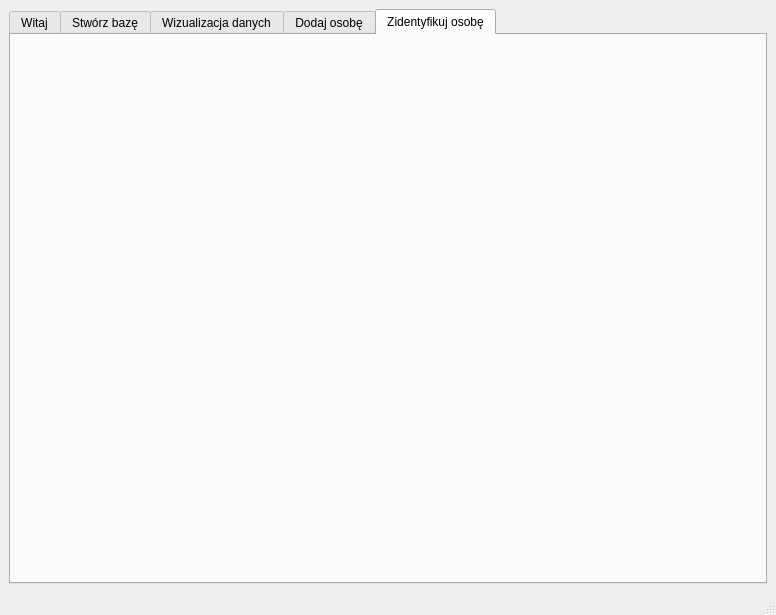
The window that Venv/Scripts/u.ui (p4lewandowski/FaceRecognition) describes before a commit, drawn with Qt 5.
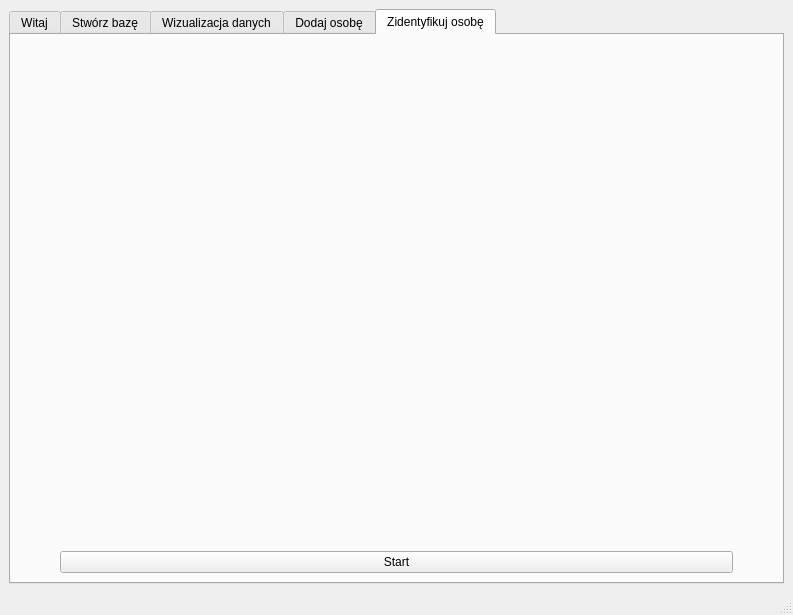
The same window after the commit. The open tabs and pages were chosen to show the change.

```diff
--- a/Venv/Scripts/u.ui
+++ b/Venv/Scripts/u.ui
@@ -6,7 +6,7 @@
    <rect>
     <x>0</x>
     <y>0</y>
-    <width>776</width>
+    <width>793</width>
     <height>615</height>
    </rect>
   </property>
@@ -260,6 +260,73 @@
        <attribute name="title">
         <string>Zidentyfikuj osobę</string>
        </attribute>
+       <layout class="QGridLayout" name="gridLayout_5">
+        <item row="1" column="2">
+         <widget class="QLabel" name="IdentifyFoundLabel">
+          <property name="text">
+           <string/>
+          </property>
+         </widget>
+        </item>
+        <item row="1" column="1">
+         <widget class="QLabel" name="IdentifySearchLabel">
+          <property name="minimumSize">
+           <size>
+            <width>0</width>
+            <height>0</height>
+           </size>
+          </property>
+          <property name="maximumSize">
+           <size>
+            <width>16777</width>
+            <height>16777215</height>
+           </size>
+          </property>
+          <property name="text">
+           <string/>
+          </property>
+         </widget>
+        </item>
+        <item row="2" column="1" colspan="2">
+         <widget class="QPushButton" name="IdentifyButton">
+          <property name="text">
+           <string>Start</string>
+          </property>
+         </widget>
+        </item>
+        <item row="1" column="0">
+         <spacer name="horizontalSpacer">
+          <property name="orientation">
+           <enum>Qt::Horizontal</enum>
+          </property>
+          <property name="sizeType">
+           <enum>QSizePolicy::Fixed</enum>
+          </property>
+          <property name="sizeHint" stdset="0">
+           <size>
+            <width>40</width>
+            <height>20</height>
+           </size>
+          </property>
+         </spacer>
+        </item>
+        <item row="1" column="3">
+         <spacer name="horizontalSpacer_2">
+          <property name="orientation">
+           <enum>Qt::Horizontal</enum>
+          </property>
+          <property name="sizeType">
+           <enum>QSizePolicy::Fixed</enum>
+          </property>
+          <property name="sizeHint" stdset="0">
+           <size>
+            <width>40</width>
+            <height>20</height>
+           </size>
+          </property>
+         </spacer>
+        </item>
+       </layout>
       </widget>
      </widget>
     </item>
```
Left out of the diff: 4 changed lines with no effect on the pictures.
